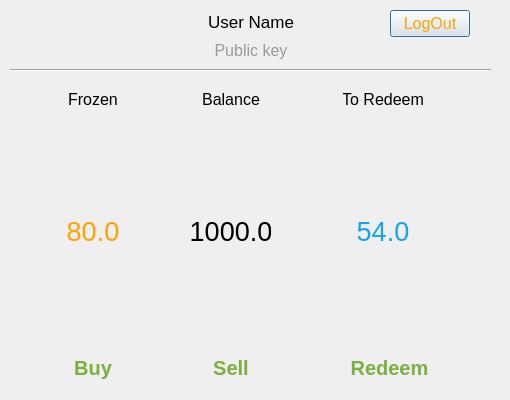
amazon-biobank/Torrente, file src/gui/balancedialog.ui: the form before one commit.
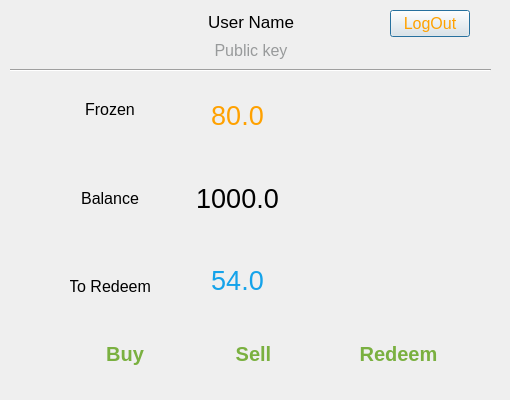
The form after the commit. Icons and pictures are not drawn.

Commit message: alter balance dialog ui to fit biocoins value

The edit to the form file:
```diff
--- a/src/gui/balancedialog.ui
+++ b/src/gui/balancedialog.ui
@@ -246,10 +246,10 @@
   <widget class="QWidget" name="layoutWidget">
    <property name="geometry">
     <rect>
-     <x>0</x>
-     <y>90</y>
-     <width>501</width>
-     <height>291</height>
+     <x>30</x>
+     <y>320</y>
+     <width>481</width>
+     <height>67</height>
     </rect>
    </property>
    <layout class="QHBoxLayout" name="horizontalLayout_2">
@@ -260,85 +260,8 @@
       </property>
       <property name="sizeHint" stdset="0">
        <size>
-        <width>40</width>
+        <width>68</width>
         <height>20</height>
-       </size>
-      </property>
-     </spacer>
-    </item>
-    <item>
-     <layout class="QVBoxLayout" name="verticalLayout_3">
-      <item>
-       <widget class="QLabel" name="downloadBalance">
-        <property name="maximumSize">
-         <size>
-          <width>80</width>
-          <height>60</height>
-         </size>
-        </property>
-        <property name="styleSheet">
-         <string notr="true">QLabel{color:rgb(152, 154, 155)
-};</string>
-        </property>
-        <property name="text">
-         <string>Frozen</string>
-        </property>
-        <property name="alignment">
-         <set>Qt::AlignCenter</set>
-        </property>
-        <property name="wordWrap">
-         <bool>true</bool>
-        </property>
-       </widget>
-      </item>
-      <item>
-       <spacer name="verticalSpacer_2">
-        <property name="orientation">
-         <enum>Qt::Vertical</enum>
-        </property>
-        <property name="sizeHint" stdset="0">
-         <size>
-          <width>20</width>
-          <height>35</height>
-         </size>
-        </property>
-       </spacer>
-      </item>
-      <item>
-       <widget class="QLabel" name="downloadBalance_value">
-        <property name="maximumSize">
-         <size>
-          <width>80</width>
-          <height>60</height>
-         </size>
-        </property>
-        <property name="font">
-         <font>
-          <family>Ubuntu</family>
-          <pointsize>20</pointsize>
-         </font>
-        </property>
-        <property name="styleSheet">
-         <string notr="true">QLabel{color: rgb(255, 161, 0)
-}</string>
-        </property>
-        <property name="text">
-         <string>80.0</string>
-        </property>
-        <property name="alignment">
-         <set>Qt::AlignCenter</set>
-        </property>
-       </widget>
-      </item>
-      <item>
-       <spacer name="verticalSpacer_3">
-        <property name="orientation">
-         <enum>Qt::Vertical</enum>
-        </property>
-        <property name="sizeHint" stdset="0">
-         <size>
-          <width>20</width>
-          <height>35</height>
          </size>
         </property>
        </spacer>
@@ -395,8 +318,6 @@
         </property>
        </widget>
       </item>
-     </layout>
-    </item>
     <item>
      <spacer name="horizontalSpacer_9">
       <property name="orientation">
@@ -404,80 +325,8 @@
       </property>
       <property name="sizeHint" stdset="0">
        <size>
-        <width>40</width>
+        <width>70</width>
         <height>20</height>
-       </size>
-      </property>
-     </spacer>
-    </item>
-    <item>
-     <layout class="QVBoxLayout" name="verticalLayout_4">
-      <item>
-       <widget class="QLabel" name="globalBalance">
-        <property name="maximumSize">
-         <size>
-          <width>80</width>
-          <height>60</height>
-         </size>
-        </property>
-        <property name="styleSheet">
-         <string notr="true">QLabel{color:rgb(152, 154, 155)
-};</string>
-        </property>
-        <property name="text">
-         <string>Balance</string>
-        </property>
-        <property name="alignment">
-         <set>Qt::AlignCenter</set>
-        </property>
-        <property name="wordWrap">
-         <bool>true</bool>
-        </property>
-       </widget>
-      </item>
-      <item>
-       <spacer name="verticalSpacer_4">
-        <property name="orientation">
-         <enum>Qt::Vertical</enum>
-        </property>
-        <property name="sizeHint" stdset="0">
-         <size>
-          <width>20</width>
-          <height>35</height>
-         </size>
-        </property>
-       </spacer>
-      </item>
-      <item>
-       <widget class="QLabel" name="globalBalance_value">
-        <property name="maximumSize">
-         <size>
-          <width>80</width>
-          <height>60</height>
-         </size>
-        </property>
-        <property name="font">
-         <font>
-          <pointsize>20</pointsize>
-         </font>
-        </property>
-        <property name="text">
-         <string>1000.0</string>
-        </property>
-        <property name="alignment">
-         <set>Qt::AlignCenter</set>
-        </property>
-       </widget>
-      </item>
-      <item>
-       <spacer name="verticalSpacer_5">
-        <property name="orientation">
-         <enum>Qt::Vertical</enum>
-        </property>
-        <property name="sizeHint" stdset="0">
-         <size>
-          <width>20</width>
-          <height>35</height>
          </size>
         </property>
        </spacer>
@@ -522,10 +371,87 @@
         </property>
        </widget>
       </item>
-     </layout>
-    </item>
+    <item>
+     <spacer name="horizontalSpacer_12">
+      <property name="orientation">
+       <enum>Qt::Horizontal</enum>
+      </property>
+      <property name="sizeHint" stdset="0">
+       <size>
+        <width>40</width>
+        <height>20</height>
+       </size>
+      </property>
+     </spacer>
+    </item>
+    <item>
+     <widget class="QToolButton" name="RedeemButton">
+      <property name="maximumSize">
+       <size>
+        <width>110</width>
+        <height>65</height>
+       </size>
+      </property>
+      <property name="font">
+       <font>
+        <pointsize>15</pointsize>
+        <weight>75</weight>
+        <bold>true</bold>
+       </font>
+      </property>
+      <property name="styleSheet">
+       <string notr="true">QToolButton {color: rgb(122, 176, 64);
+border-style: solid;
+text-align: bottom
+ }</string>
+      </property>
+      <property name="text">
+       <string>Redeem</string>
+      </property>
+      <property name="icon">
+       <iconset>
+        <normaloff>../../../src/icons/redeem.svg</normaloff>../../../src/icons/redeem.svg</iconset>
+      </property>
+      <property name="iconSize">
+       <size>
+        <width>35</width>
+        <height>35</height>
+       </size>
+      </property>
+      <property name="toolButtonStyle">
+       <enum>Qt::ToolButtonTextUnderIcon</enum>
+      </property>
+     </widget>
+    </item>
+    <item>
+     <spacer name="horizontalSpacer_15">
+      <property name="orientation">
+       <enum>Qt::Horizontal</enum>
+      </property>
+      <property name="sizeHint" stdset="0">
+       <size>
+        <width>40</width>
+        <height>20</height>
+       </size>
+      </property>
+     </spacer>
+    </item>
+   </layout>
+  </widget>
+  <widget class="QWidget" name="layoutWidget">
+   <property name="geometry">
+    <rect>
+     <x>30</x>
+     <y>100</y>
+     <width>471</width>
+     <height>196</height>
+    </rect>
+   </property>
+   <layout class="QHBoxLayout" name="horizontalLayout_4">
     <item>
-     <spacer name="horizontalSpacer_10">
+     <layout class="QHBoxLayout" name="horizontalLayout_3">
+      <item>
+       <spacer name="horizontalSpacer_16">
       <property name="orientation">
        <enum>Qt::Horizontal</enum>
       </property>
@@ -538,7 +464,79 @@
      </spacer>
     </item>
     <item>
-     <layout class="QVBoxLayout" name="verticalLayout_5">
+       <layout class="QVBoxLayout" name="verticalLayout_3">
+        <item>
+         <widget class="QLabel" name="downloadBalance">
+          <property name="maximumSize">
+           <size>
+            <width>80</width>
+            <height>60</height>
+           </size>
+          </property>
+          <property name="styleSheet">
+           <string notr="true">QLabel{color:rgb(152, 154, 155)
+};</string>
+          </property>
+          <property name="text">
+           <string>Frozen</string>
+          </property>
+          <property name="alignment">
+           <set>Qt::AlignCenter</set>
+          </property>
+          <property name="wordWrap">
+           <bool>true</bool>
+          </property>
+         </widget>
+        </item>
+        <item>
+         <spacer name="verticalSpacer_3">
+          <property name="orientation">
+           <enum>Qt::Vertical</enum>
+          </property>
+          <property name="sizeHint" stdset="0">
+           <size>
+            <width>20</width>
+            <height>35</height>
+           </size>
+          </property>
+         </spacer>
+        </item>
+        <item>
+         <widget class="QLabel" name="globalBalance">
+          <property name="maximumSize">
+           <size>
+            <width>80</width>
+            <height>60</height>
+           </size>
+          </property>
+          <property name="styleSheet">
+           <string notr="true">QLabel{color:rgb(152, 154, 155)
+};</string>
+          </property>
+          <property name="text">
+           <string>Balance</string>
+          </property>
+          <property name="alignment">
+           <set>Qt::AlignCenter</set>
+          </property>
+          <property name="wordWrap">
+           <bool>true</bool>
+          </property>
+         </widget>
+        </item>
+        <item>
+         <spacer name="verticalSpacer_2">
+          <property name="orientation">
+           <enum>Qt::Vertical</enum>
+          </property>
+          <property name="sizeHint" stdset="0">
+           <size>
+            <width>20</width>
+            <height>35</height>
+           </size>
+          </property>
+         </spacer>
+        </item>
       <item>
        <widget class="QLabel" name="toRedeemBalance">
         <property name="maximumSize">
@@ -559,8 +557,85 @@
         </property>
        </widget>
       </item>
+       </layout>
+      </item>
       <item>
-       <spacer name="verticalSpacer_6">
+       <spacer name="horizontalSpacer_10">
+        <property name="orientation">
+         <enum>Qt::Horizontal</enum>
+        </property>
+        <property name="sizeHint" stdset="0">
+         <size>
+          <width>40</width>
+          <height>20</height>
+         </size>
+        </property>
+       </spacer>
+      </item>
+      <item>
+       <layout class="QVBoxLayout" name="verticalLayout_4">
+        <item>
+         <widget class="QLabel" name="downloadBalance_value">
+          <property name="maximumSize">
+           <size>
+            <width>200</width>
+            <height>60</height>
+           </size>
+          </property>
+          <property name="font">
+           <font>
+            <family>Ubuntu</family>
+            <pointsize>20</pointsize>
+           </font>
+          </property>
+          <property name="styleSheet">
+           <string notr="true">QLabel{color: rgb(255, 161, 0)
+}</string>
+          </property>
+          <property name="text">
+           <string>80.0</string>
+          </property>
+          <property name="alignment">
+           <set>Qt::AlignCenter</set>
+          </property>
+         </widget>
+        </item>
+        <item>
+         <spacer name="verticalSpacer_5">
+          <property name="orientation">
+           <enum>Qt::Vertical</enum>
+          </property>
+          <property name="sizeHint" stdset="0">
+           <size>
+            <width>20</width>
+            <height>35</height>
+           </size>
+          </property>
+         </spacer>
+        </item>
+        <item>
+         <widget class="QLabel" name="globalBalance_value">
+          <property name="maximumSize">
+           <size>
+            <width>200</width>
+            <height>60</height>
+           </size>
+          </property>
+          <property name="font">
+           <font>
+            <pointsize>20</pointsize>
+           </font>
+          </property>
+          <property name="text">
+           <string>1000.0</string>
+          </property>
+          <property name="alignment">
+           <set>Qt::AlignCenter</set>
+          </property>
+         </widget>
+        </item>
+        <item>
+         <spacer name="verticalSpacer_4">
         <property name="orientation">
          <enum>Qt::Vertical</enum>
         </property>
@@ -576,7 +651,7 @@
        <widget class="QLabel" name="redeemBalance_value">
         <property name="maximumSize">
          <size>
-          <width>80</width>
+            <width>200</width>
           <height>60</height>
          </size>
         </property>
@@ -596,69 +671,18 @@
         </property>
        </widget>
       </item>
-      <item>
-       <spacer name="verticalSpacer_7">
-        <property name="orientation">
-         <enum>Qt::Vertical</enum>
-        </property>
-        <property name="sizeHint" stdset="0">
-         <size>
-          <width>20</width>
-          <height>35</height>
-         </size>
-        </property>
-       </spacer>
+       </layout>
       </item>
-      <item>
-       <widget class="QToolButton" name="RedeemButton">
-        <property name="maximumSize">
-         <size>
-          <width>110</width>
-          <height>65</height>
-         </size>
-        </property>
-        <property name="font">
-         <font>
-          <pointsize>15</pointsize>
-          <weight>75</weight>
-          <bold>true</bold>
-         </font>
-        </property>
-        <property name="styleSheet">
-         <string notr="true">QToolButton {color: rgb(122, 176, 64);
-border-style: solid;
-text-align: bottom
- }</string>
-        </property>
-        <property name="text">
-         <string>Redeem</string>
-        </property>
-        <property name="icon">
-         <iconset>
-          <normaloff>../../../src/icons/redeem.svg</normaloff>../../../src/icons/redeem.svg
-         </iconset>
-        </property>
-        <property name="iconSize">
-         <size>
-          <width>35</width>
-          <height>35</height>
-         </size>
-        </property>
-        <property name="toolButtonStyle">
-         <enum>Qt::ToolButtonTextUnderIcon</enum>
-        </property>
-       </widget>
-      </item>
      </layout>
     </item>
     <item>
-     <spacer name="horizontalSpacer_11">
+     <spacer name="horizontalSpacer_19">
       <property name="orientation">
        <enum>Qt::Horizontal</enum>
       </property>
       <property name="sizeHint" stdset="0">
        <size>
-        <width>40</width>
+        <width>108</width>
         <height>20</height>
        </size>
       </property>
```
Left out of the diff: 33 changed lines with no effect on the pictures. Lines whose indentation alone changed are shown as unchanged.
